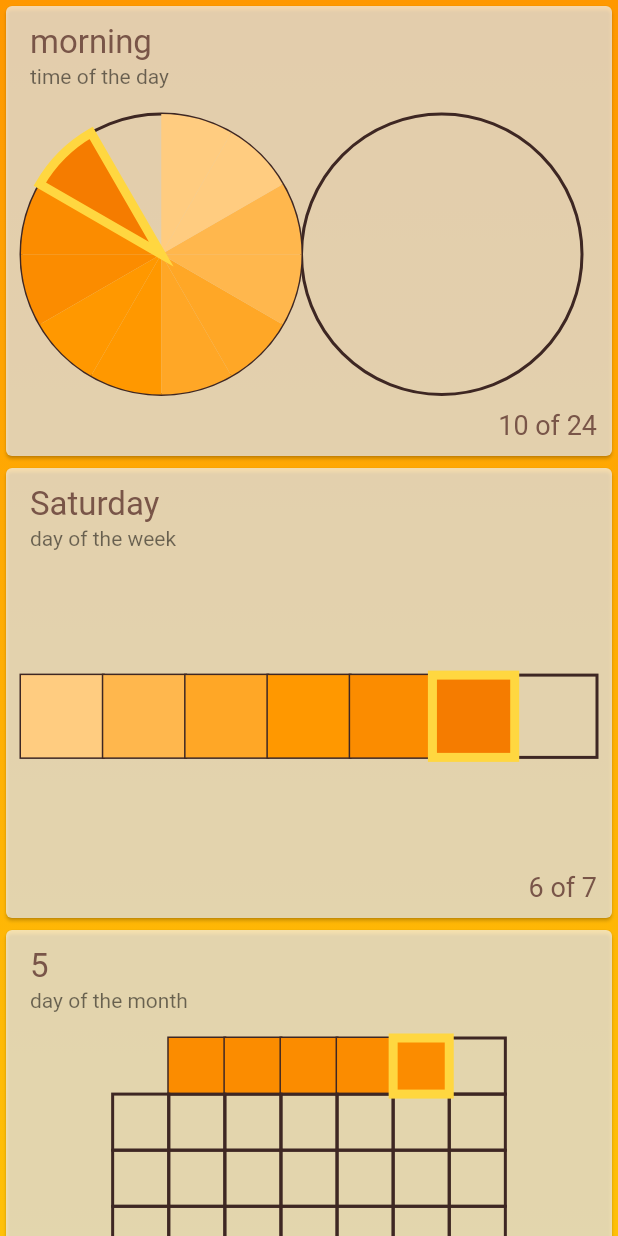
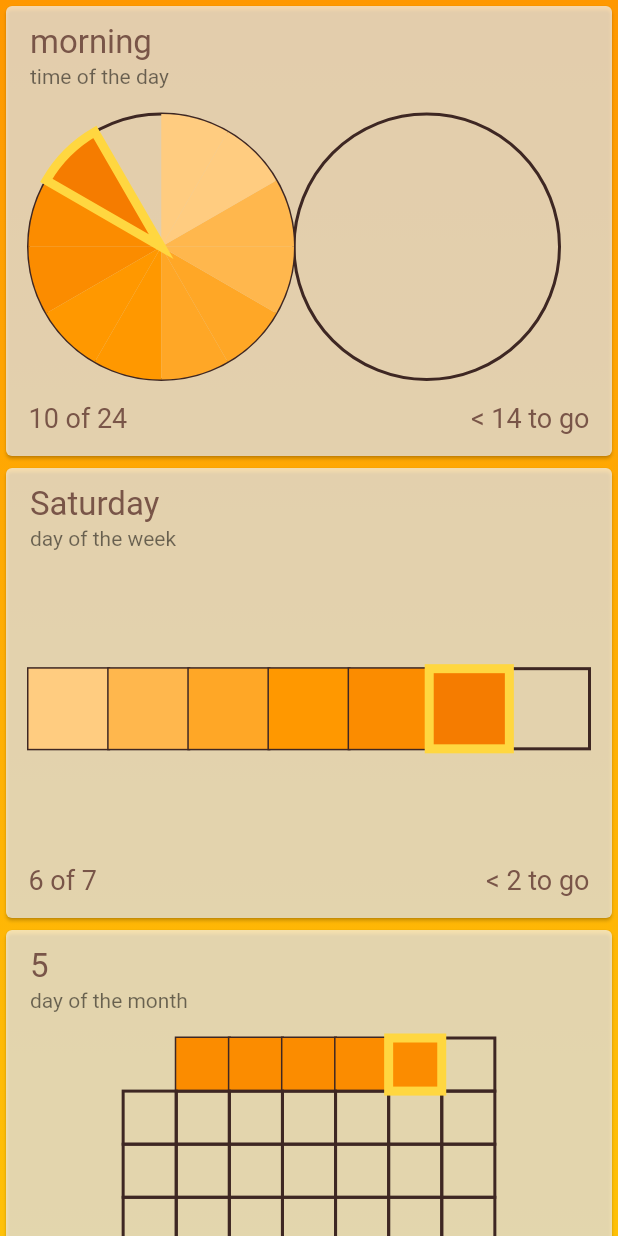
Before and after one commit to Lizardy/roots_rites_times, a Flutter app: the screen it shows after launch, on a phone screen of 412 x 824 dp. Run offline on Flutter 3.47's test engine with Material 2 defaults, Android fonts, the phone set to English and light mode, and no system bars.

Commit message:
display "< N (hours/days/months) to go" info

```diff
--- a/lib/clock.dart
+++ b/lib/clock.dart
@@ -113,7 +113,7 @@ class _RootsRitesTimesClockState extends State<RootsRitesTimesClock> {
             ),
             Expanded(
               child: Container(
-                padding: EdgeInsets.symmetric(horizontal: 10),
+                padding: EdgeInsets.symmetric(horizontal: 15),
                 child: dateTimeStructure.visual == null ? Container() : Container(
                   width: double.infinity,
                   height: double.infinity,
@@ -122,12 +122,20 @@ class _RootsRitesTimesClockState extends State<RootsRitesTimesClock> {
               ),
             ),
             Row(
-                mainAxisAlignment: MainAxisAlignment.end,
+                mainAxisAlignment: MainAxisAlignment.spaceBetween,
                 children: [
                   Padding(
-                    padding: const EdgeInsets.all(10.0),
+                    padding: const EdgeInsets.all(15.0),
                     child: Text('${dateTimeStructure.num} of ${dateTimeStructure.ofNum}', style: _textStyleM),
-              )],
+                  ),
+                  Padding(
+                    padding: const EdgeInsets.all(15.0),
+                    child: Text('< ${(dateTimeStructure.ofNum == 24
+                        ? dateTimeStructure.ofNum - 1
+                        : dateTimeStructure.ofNum
+                    ) - dateTimeStructure.num + 1} to go', style: _textStyleM),
+                  ),
+                ],
             ),
           ],
         ),
```
